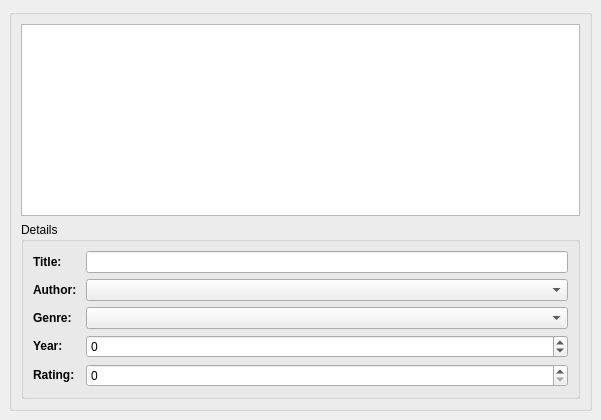
Old version of the form bookwindow.ui in the repository cpyarger/bfp-c.
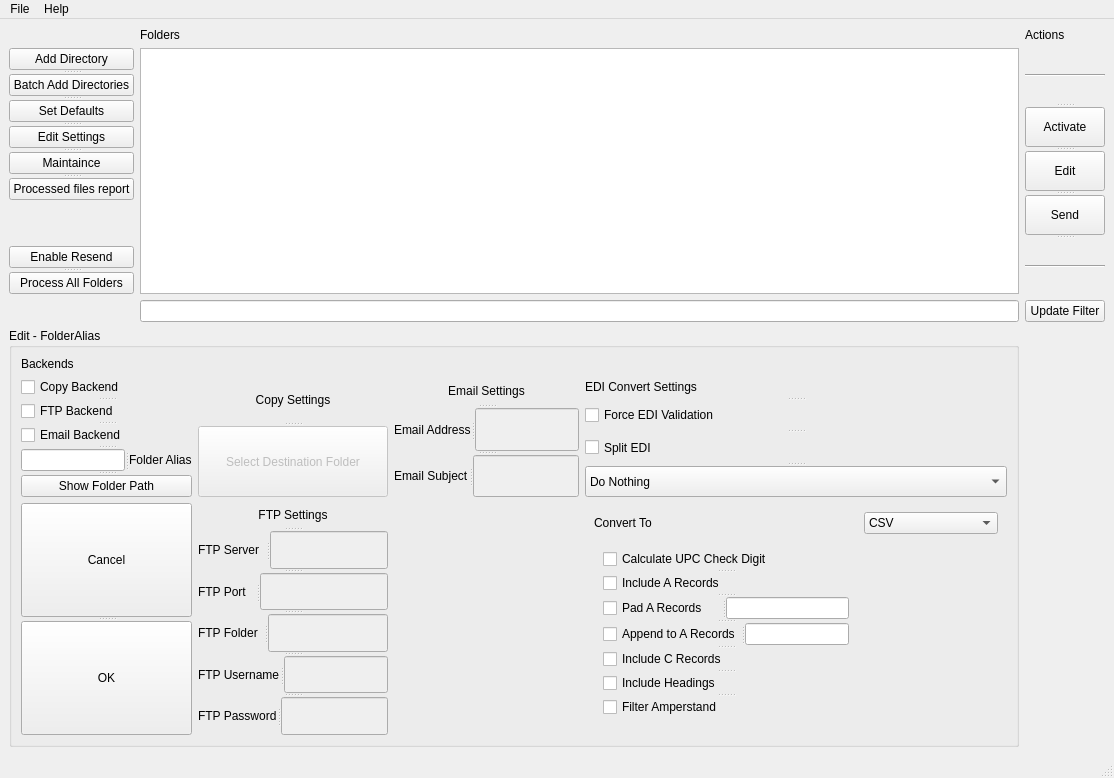
New version of the form. The open tabs and pages were chosen to show the change.

What changed in the file:
```diff
--- a/bookwindow.ui
+++ b/bookwindow.ui
@@ -6,151 +6,809 @@
    <rect>
     <x>0</x>
     <y>0</y>
-    <width>601</width>
-    <height>420</height>
+    <width>1112</width>
+    <height>703</height>
    </rect>
   </property>
+  <property name="sizePolicy">
+   <sizepolicy hsizetype="MinimumExpanding" vsizetype="MinimumExpanding">
+    <horstretch>0</horstretch>
+    <verstretch>0</verstretch>
+   </sizepolicy>
+  </property>
   <property name="windowTitle">
    <string>Books</string>
   </property>
-  <widget class="QWidget" name="centralWidget">
-   <layout class="QVBoxLayout">
-    <property name="spacing">
-     <number>6</number>
-    </property>
-    <property name="leftMargin">
-     <number>9</number>
-    </property>
-    <property name="topMargin">
-     <number>9</number>
-    </property>
-    <property name="rightMargin">
-     <number>9</number>
-    </property>
-    <property name="bottomMargin">
-     <number>9</number>
-    </property>
-    <item>
+  <widget class="QWidget" name="centralwidget">
+   <property name="sizePolicy">
+    <sizepolicy hsizetype="MinimumExpanding" vsizetype="MinimumExpanding">
+     <horstretch>0</horstretch>
+     <verstretch>0</verstretch>
+    </sizepolicy>
+   </property>
+   <layout class="QGridLayout" name="gridLayout">
+    <item row="0" column="1">
+     <widget class="QLabel" name="label">
+      <property name="text">
+       <string>Folders</string>
+      </property>
+     </widget>
+    </item>
+    <item row="0" column="2">
+     <widget class="QLabel" name="label_actions">
+      <property name="text">
+       <string>Actions</string>
+      </property>
+     </widget>
+    </item>
+    <item row="1" column="0">
+     <layout class="QVBoxLayout" name="verticalLayout">
+      <item>
+       <widget class="QSplitter" name="splitter">
+        <property name="orientation">
+         <enum>Qt::Vertical</enum>
+        </property>
+        <widget class="QPushButton" name="btn_add_directory">
+         <property name="text">
+          <string>Add Directory</string>
+         </property>
+        </widget>
+        <widget class="QPushButton" name="btn_batch_add_directories">
+         <property name="text">
+          <string>Batch Add Directories</string>
+         </property>
+        </widget>
+        <widget class="QPushButton" name="btn_set_defaults">
+         <property name="text">
+          <string>Set Defaults</string>
+         </property>
+        </widget>
+        <widget class="QPushButton" name="btn_edit_settings">
+         <property name="text">
+          <string>Edit Settings</string>
+         </property>
+        </widget>
+        <widget class="QPushButton" name="btn_maintaince">
+         <property name="text">
+          <string>Maintaince</string>
+         </property>
+        </widget>
+        <widget class="QPushButton" name="btn_processed_file_report">
+         <property name="text">
+          <string>Processed files report</string>
+         </property>
+        </widget>
+       </widget>
+      </item>
+      <item>
+       <spacer name="verticalSpacer_2">
+        <property name="orientation">
+         <enum>Qt::Vertical</enum>
+        </property>
+        <property name="sizeHint" stdset="0">
+         <size>
+          <width>20</width>
+          <height>40</height>
+         </size>
+        </property>
+       </spacer>
+      </item>
+      <item>
+       <widget class="QSplitter" name="splitter_2">
+        <property name="orientation">
+         <enum>Qt::Vertical</enum>
+        </property>
+        <widget class="QPushButton" name="btn_enable_resend">
+         <property name="text">
+          <string>Enable Resend</string>
+         </property>
+        </widget>
+        <widget class="QPushButton" name="btn_process_all_folders">
+         <property name="text">
+          <string>Process All Folders</string>
+         </property>
+        </widget>
+       </widget>
+      </item>
+     </layout>
+    </item>
+    <item row="1" column="1">
+     <widget class="QTableView" name="TableView">
+      <property name="sizeAdjustPolicy">
+       <enum>QAbstractScrollArea::AdjustToContents</enum>
+      </property>
+     </widget>
+    </item>
+    <item row="1" column="2">
+     <widget class="QSplitter" name="splitter_3">
+      <property name="orientation">
+       <enum>Qt::Vertical</enum>
+      </property>
+      <widget class="Line" name="line_2">
+       <property name="orientation">
+        <enum>Qt::Horizontal</enum>
+       </property>
+      </widget>
+      <widget class="QPushButton" name="btn_act_activate">
+       <property name="sizePolicy">
+        <sizepolicy hsizetype="Minimum" vsizetype="Fixed">
+         <horstretch>0</horstretch>
+         <verstretch>0</verstretch>
+        </sizepolicy>
+       </property>
+       <property name="baseSize">
+        <size>
+         <width>0</width>
+         <height>80</height>
+        </size>
+       </property>
+       <property name="text">
+        <string>Activate</string>
+       </property>
+      </widget>
+      <widget class="QPushButton" name="btn_act_edit">
+       <property name="sizePolicy">
+        <sizepolicy hsizetype="Minimum" vsizetype="Fixed">
+         <horstretch>0</horstretch>
+         <verstretch>0</verstretch>
+        </sizepolicy>
+       </property>
+       <property name="baseSize">
+        <size>
+         <width>0</width>
+         <height>80</height>
+        </size>
+       </property>
+       <property name="text">
+        <string>Edit</string>
+       </property>
+      </widget>
+      <widget class="QPushButton" name="btn_act_send">
+       <property name="sizePolicy">
+        <sizepolicy hsizetype="Minimum" vsizetype="Fixed">
+         <horstretch>0</horstretch>
+         <verstretch>0</verstretch>
+        </sizepolicy>
+       </property>
+       <property name="baseSize">
+        <size>
+         <width>0</width>
+         <height>80</height>
+        </size>
+       </property>
+       <property name="text">
+        <string>Send</string>
+       </property>
+      </widget>
+      <widget class="Line" name="line">
+       <property name="orientation">
+        <enum>Qt::Horizontal</enum>
+       </property>
+      </widget>
+     </widget>
+    </item>
+    <item row="2" column="1">
+     <widget class="QLineEdit" name="line_filter"/>
+    </item>
+    <item row="2" column="2">
+     <widget class="QPushButton" name="btn_update_filter">
+      <property name="text">
+       <string>Update Filter</string>
+      </property>
+     </widget>
+    </item>
+    <item row="3" column="0" colspan="2">
      <widget class="QGroupBox" name="groupBox">
+      <property name="enabled">
+       <bool>true</bool>
+      </property>
+      <property name="sizePolicy">
+       <sizepolicy hsizetype="MinimumExpanding" vsizetype="MinimumExpanding">
+        <horstretch>0</horstretch>
+        <verstretch>0</verstretch>
+       </sizepolicy>
+      </property>
       <property name="title">
-       <string/>
+       <string>Edit - FolderAlias</string>
       </property>
-      <layout class="QVBoxLayout">
-       <property name="spacing">
-        <number>6</number>
-       </property>
-       <property name="leftMargin">
-        <number>9</number>
-       </property>
-       <property name="topMargin">
-        <number>9</number>
-       </property>
-       <property name="rightMargin">
-        <number>9</number>
-       </property>
-       <property name="bottomMargin">
-        <number>9</number>
-       </property>
-       <item>
-        <widget class="QTableView" name="bookTable">
-         <property name="selectionBehavior">
-          <enum>QAbstractItemView::SelectRows</enum>
-         </property>
-        </widget>
-       </item>
-       <item>
-        <widget class="QGroupBox" name="groupBox_2">
-         <property name="title">
-          <string>Details</string>
-         </property>
-         <layout class="QFormLayout">
-          <item row="0" column="0">
-           <widget class="QLabel" name="label_5">
+      <layout class="QGridLayout" name="gridLayout_2">
+       <item row="0" column="0">
+        <layout class="QGridLayout" name="SettingsLayout">
+         <item row="1" column="0">
+          <widget class="QSplitter" name="splitter_5">
+           <property name="sizePolicy">
+            <sizepolicy hsizetype="MinimumExpanding" vsizetype="MinimumExpanding">
+             <horstretch>0</horstretch>
+             <verstretch>0</verstretch>
+            </sizepolicy>
+           </property>
+           <property name="orientation">
+            <enum>Qt::Vertical</enum>
+           </property>
+           <widget class="QCheckBox" name="cb_copy_backend">
             <property name="text">
-             <string>&lt;b&gt;Title:&lt;/b&gt;</string>
+             <string>Copy Backend</string>
             </property>
            </widget>
-          </item>
-          <item row="0" column="1">
-           <widget class="QLineEdit" name="titleEdit">
-            <property name="enabled">
-             <bool>true</bool>
+           <widget class="QCheckBox" name="cb_ftp_backend">
+            <property name="text">
+             <string>FTP Backend</string>
             </property>
            </widget>
-          </item>
-          <item row="1" column="0">
-           <widget class="QLabel" name="label_2">
+           <widget class="QCheckBox" name="cb_email_backend">
             <property name="text">
-             <string>&lt;b&gt;Author: &lt;/b&gt;</string>
+             <string>Email Backend</string>
             </property>
            </widget>
-          </item>
-          <item row="1" column="1">
-           <widget class="QComboBox" name="authorEdit">
-            <property name="enabled">
-             <bool>true</bool>
+           <widget class="QSplitter" name="splitter_4">
+            <property name="orientation">
+             <enum>Qt::Horizontal</enum>
             </property>
+            <widget class="QLineEdit" name="txt_folder_alias"/>
+            <widget class="QLabel" name="label_2">
+             <property name="text">
+              <string>Folder Alias</string>
+             </property>
+            </widget>
            </widget>
-          </item>
-          <item row="2" column="0">
-           <widget class="QLabel" name="label_3">
+           <widget class="QPushButton" name="pushButton">
             <property name="text">
-             <string>&lt;b&gt;Genre:&lt;/b&gt;</string>
+             <string>Show Folder Path</string>
             </property>
            </widget>
-          </item>
-          <item row="2" column="1">
-           <widget class="QComboBox" name="genreEdit">
-            <property name="enabled">
-             <bool>true</bool>
-            </property>
-           </widget>
-          </item>
-          <item row="3" column="0">
+          </widget>
+         </item>
+         <item row="1" column="1">
+          <widget class="QSplitter" name="splitter_6">
+           <property name="orientation">
+            <enum>Qt::Vertical</enum>
+           </property>
            <widget class="QLabel" name="label_4">
+            <property name="sizePolicy">
+             <sizepolicy hsizetype="MinimumExpanding" vsizetype="Preferred">
+              <horstretch>0</horstretch>
+              <verstretch>0</verstretch>
+             </sizepolicy>
+            </property>
             <property name="text">
-             <string>&lt;b&gt;Year:&lt;/b&gt;</string>
+             <string>Copy Settings</string>
+            </property>
+            <property name="alignment">
+             <set>Qt::AlignCenter</set>
             </property>
            </widget>
-          </item>
-          <item row="3" column="1">
-           <widget class="QSpinBox" name="yearEdit">
+           <widget class="QPushButton" name="btn_c_set_sel_dest_folder">
             <property name="enabled">
-             <bool>true</bool>
+             <bool>false</bool>
             </property>
-            <property name="prefix">
-             <string/>
+            <property name="sizePolicy">
+             <sizepolicy hsizetype="Minimum" vsizetype="Minimum">
+              <horstretch>0</horstretch>
+              <verstretch>0</verstretch>
+             </sizepolicy>
             </property>
-            <property name="minimum">
-             <number>-1000</number>
+            <property name="text">
+             <string>Select Destination Folder</string>
             </property>
-            <property name="maximum">
-             <number>2100</number>
+           </widget>
+          </widget>
+         </item>
+         <item row="2" column="1">
+          <widget class="QSplitter" name="ftp_settings_splitter">
+           <property name="orientation">
+            <enum>Qt::Vertical</enum>
+           </property>
+           <widget class="QLabel" name="label_5">
+            <property name="text">
+             <string>FTP Settings</string>
             </property>
+            <property name="alignment">
+             <set>Qt::AlignCenter</set>
+            </property>
            </widget>
-          </item>
-          <item row="4" column="0">
-           <widget class="QLabel" name="label">
+           <widget class="QSplitter" name="splitter_7">
+            <property name="orientation">
+             <enum>Qt::Horizontal</enum>
+            </property>
+            <widget class="QLabel" name="label_8">
+             <property name="text">
+              <string>FTP Server</string>
+             </property>
+            </widget>
+            <widget class="QLineEdit" name="txt_ftp_server">
+             <property name="enabled">
+              <bool>false</bool>
+             </property>
+             <property name="sizePolicy">
+              <sizepolicy hsizetype="Expanding" vsizetype="Minimum">
+               <horstretch>0</horstretch>
+               <verstretch>0</verstretch>
+              </sizepolicy>
+             </property>
+            </widget>
+           </widget>
+           <widget class="QSplitter" name="splitter_8">
+            <property name="orientation">
+             <enum>Qt::Horizontal</enum>
+            </property>
+            <widget class="QLabel" name="label_9">
+             <property name="text">
+              <string>FTP Port</string>
+             </property>
+            </widget>
+            <widget class="QLineEdit" name="txt_ftp_port">
+             <property name="enabled">
+              <bool>false</bool>
+             </property>
+             <property name="sizePolicy">
+              <sizepolicy hsizetype="Expanding" vsizetype="Minimum">
+               <horstretch>0</horstretch>
+               <verstretch>0</verstretch>
+              </sizepolicy>
+             </property>
+            </widget>
+           </widget>
+           <widget class="QSplitter" name="splitter_9">
+            <property name="orientation">
+             <enum>Qt::Horizontal</enum>
+            </property>
+            <widget class="QLabel" name="label_10">
+             <property name="text">
+              <string>FTP Folder</string>
+             </property>
+            </widget>
+            <widget class="QLineEdit" name="txt_ftp_folder">
+             <property name="enabled">
+              <bool>false</bool>
+             </property>
+             <property name="sizePolicy">
+              <sizepolicy hsizetype="Expanding" vsizetype="Minimum">
+               <horstretch>0</horstretch>
+               <verstretch>0</verstretch>
+              </sizepolicy>
+             </property>
+            </widget>
+           </widget>
+           <widget class="QSplitter" name="splitter_10">
+            <property name="orientation">
+             <enum>Qt::Horizontal</enum>
+            </property>
+            <widget class="QLabel" name="label_11">
+             <property name="text">
+              <string>FTP Username</string>
+             </property>
+            </widget>
+            <widget class="QLineEdit" name="txt_ftp_username">
+             <property name="enabled">
+              <bool>false</bool>
+             </property>
+             <property name="sizePolicy">
+              <sizepolicy hsizetype="Expanding" vsizetype="Minimum">
+               <horstretch>0</horstretch>
+               <verstretch>0</verstretch>
+              </sizepolicy>
+             </property>
+            </widget>
+           </widget>
+           <widget class="QSplitter" name="splitter_11">
+            <property name="orientation">
+             <enum>Qt::Horizontal</enum>
+            </property>
+            <widget class="QLabel" name="label_12">
+             <property name="text">
+              <string>FTP Password</string>
+             </property>
+            </widget>
+            <widget class="QLineEdit" name="txt_ftp_password">
+             <property name="enabled">
+              <bool>false</bool>
+             </property>
+             <property name="sizePolicy">
+              <sizepolicy hsizetype="Expanding" vsizetype="Minimum">
+               <horstretch>0</horstretch>
+               <verstretch>0</verstretch>
+              </sizepolicy>
+             </property>
+            </widget>
+           </widget>
+          </widget>
+         </item>
+         <item row="1" column="2">
+          <widget class="QSplitter" name="split_email_settings">
+           <property name="orientation">
+            <enum>Qt::Vertical</enum>
+           </property>
+           <widget class="QLabel" name="label_6">
             <property name="text">
-             <string>&lt;b&gt;Rating:&lt;/b&gt;</string>
+             <string>Email Settings</string>
             </property>
+            <property name="alignment">
+             <set>Qt::AlignCenter</set>
+            </property>
            </widget>
-          </item>
-          <item row="4" column="1">
-           <widget class="QSpinBox" name="ratingEdit">
-            <property name="maximum">
-             <number>5</number>
+           <widget class="QSplitter" name="splitter_12">
+            <property name="orientation">
+             <enum>Qt::Horizontal</enum>
             </property>
+            <widget class="QLabel" name="label_13">
+             <property name="text">
+              <string>Email Address</string>
+             </property>
+            </widget>
+            <widget class="QLineEdit" name="txt_email_address">
+             <property name="enabled">
+              <bool>false</bool>
+             </property>
+             <property name="sizePolicy">
+              <sizepolicy hsizetype="Expanding" vsizetype="Minimum">
+               <horstretch>0</horstretch>
+               <verstretch>0</verstretch>
+              </sizepolicy>
+             </property>
+            </widget>
            </widget>
-          </item>
-         </layout>
-        </widget>
+           <widget class="QSplitter" name="splitter_13">
+            <property name="orientation">
+             <enum>Qt::Horizontal</enum>
+            </property>
+            <widget class="QLabel" name="label_14">
+             <property name="text">
+              <string>Email Subject</string>
+             </property>
+            </widget>
+            <widget class="QLineEdit" name="txt_email_subject">
+             <property name="enabled">
+              <bool>false</bool>
+             </property>
+             <property name="sizePolicy">
+              <sizepolicy hsizetype="Expanding" vsizetype="Minimum">
+               <horstretch>0</horstretch>
+               <verstretch>0</verstretch>
+              </sizepolicy>
+             </property>
+            </widget>
+           </widget>
+          </widget>
+         </item>
+         <item row="1" column="3">
+          <widget class="QSplitter" name="split_edi_settings">
+           <property name="orientation">
+            <enum>Qt::Vertical</enum>
+           </property>
+           <widget class="QLabel" name="label_7">
+            <property name="text">
+             <string>EDI Convert Settings</string>
+            </property>
+           </widget>
+           <widget class="QCheckBox" name="checkBox_4">
+            <property name="text">
+             <string>Force EDI Validation</string>
+            </property>
+           </widget>
+           <widget class="QCheckBox" name="checkBox_5">
+            <property name="text">
+             <string>Split EDI</string>
+            </property>
+           </widget>
+           <widget class="QComboBox" name="cb_edi_action">
+            <item>
+             <property name="text">
+              <string>Do Nothing</string>
+             </property>
+            </item>
+            <item>
+             <property name="text">
+              <string>Convert EDI</string>
+             </property>
+            </item>
+            <item>
+             <property name="text">
+              <string>Tweak EDI</string>
+             </property>
+            </item>
+           </widget>
+          </widget>
+         </item>
+         <item row="0" column="0">
+          <widget class="QLabel" name="label_3">
+           <property name="text">
+            <string>Backends</string>
+           </property>
+          </widget>
+         </item>
+         <item row="2" column="0">
+          <widget class="QSplitter" name="splitter_16">
+           <property name="orientation">
+            <enum>Qt::Vertical</enum>
+           </property>
+           <widget class="QPushButton" name="btn_edit_cancel">
+            <property name="sizePolicy">
+             <sizepolicy hsizetype="Minimum" vsizetype="Minimum">
+              <horstretch>0</horstretch>
+              <verstretch>0</verstretch>
+             </sizepolicy>
+            </property>
+            <property name="text">
+             <string>Cancel</string>
+            </property>
+           </widget>
+           <widget class="QPushButton" name="btn_edit_ok">
+            <property name="sizePolicy">
+             <sizepolicy hsizetype="Minimum" vsizetype="Minimum">
+              <horstretch>0</horstretch>
+              <verstretch>0</verstretch>
+             </sizepolicy>
+            </property>
+            <property name="text">
+             <string>OK</string>
+            </property>
+           </widget>
+          </widget>
+         </item>
+         <item row="2" column="3">
+          <widget class="QStackedWidget" name="sw_edi_action">
+           <property name="sizePolicy">
+            <sizepolicy hsizetype="MinimumExpanding" vsizetype="MinimumExpanding">
+             <horstretch>0</horstretch>
+             <verstretch>0</verstretch>
+            </sizepolicy>
+           </property>
+           <property name="currentIndex">
+            <number>0</number>
+           </property>
+           <widget class="QWidget" name="DoNothing"/>
+           <widget class="QWidget" name="ConvertEDI">
+            <layout class="QFormLayout" name="formLayout_4">
+             <item row="1" column="0">
+              <widget class="QStackedWidget" name="sw_convert">
+               <property name="sizePolicy">
+                <sizepolicy hsizetype="Preferred" vsizetype="Preferred">
+                 <horstretch>2</horstretch>
+                 <verstretch>0</verstretch>
+                </sizepolicy>
+               </property>
+               <property name="currentIndex">
+                <number>0</number>
+               </property>
+               <widget class="QWidget" name="CSV">
+                <layout class="QFormLayout" name="formLayout_3">
+                 <item row="0" column="0">
+                  <widget class="QSplitter" name="splitter_25">
+                   <property name="orientation">
+                    <enum>Qt::Vertical</enum>
+                   </property>
+                   <widget class="QCheckBox" name="checkBox">
+                    <property name="text">
+                     <string>Calculate UPC Check Digit</string>
+                    </property>
+                   </widget>
+                   <widget class="QCheckBox" name="checkBox_3">
+                    <property name="text">
+                     <string>Include A Records</string>
+                    </property>
+                   </widget>
+                   <widget class="QSplitter" name="split_pad_a_records">
+                    <property name="orientation">
+                     <enum>Qt::Horizontal</enum>
+                    </property>
+                    <widget class="QCheckBox" name="cb_pad_a_records">
+                     <property name="text">
+                      <string>Pad A Records</string>
+                     </property>
+                    </widget>
+                    <widget class="QLineEdit" name="txt_pad_a_records"/>
+                   </widget>
+                   <widget class="QSplitter" name="split_append_a_records">
+                    <property name="orientation">
+                     <enum>Qt::Horizontal</enum>
+                    </property>
+                    <widget class="QCheckBox" name="cb_append_a_records">
+                     <property name="text">
+                      <string>Append to A Records</string>
+                     </property>
+                    </widget>
+                    <widget class="QLineEdit" name="txt_append_a_records"/>
+                   </widget>
+                   <widget class="QCheckBox" name="checkBox_6">
+                    <property name="text">
+                     <string>Include C Records</string>
+                    </property>
+                   </widget>
+                   <widget class="QCheckBox" name="checkBox_12">
+                    <property name="text">
+                     <string>Include Headings</string>
+                    </property>
+                   </widget>
+                   <widget class="QCheckBox" name="checkBox_13">
+                    <property name="text">
+                     <string>Filter Amperstand</string>
+                    </property>
+                   </widget>
+                  </widget>
+                 </item>
+                </layout>
+               </widget>
+               <widget class="QWidget" name="ScannerWare_2">
+                <layout class="QFormLayout" name="formLayout_2">
+                 <item row="1" column="0">
+                  <widget class="QSplitter" name="split_append_a_records_2">
+                   <property name="orientation">
+                    <enum>Qt::Horizontal</enum>
+                   </property>
+                   <widget class="QCheckBox" name="cb_append_a_records_2">
+                    <property name="text">
+                     <string>Append to A Records</string>
+                    </property>
+                   </widget>
+                   <widget class="QLineEdit" name="txt_append_a_records_2"/>
+                  </widget>
+                 </item>
+                 <item row="0" column="0">
+                  <widget class="QSplitter" name="splitter_14">
+                   <property name="orientation">
+                    <enum>Qt::Horizontal</enum>
+                   </property>
+                   <widget class="QCheckBox" name="cb_pad_a_records_2">
+                    <property name="text">
+                     <string>Pad A Records</string>
+                    </property>
+                   </widget>
+                   <widget class="QLineEdit" name="txt_pad_a_records_2"/>
+                  </widget>
+                 </item>
+                </layout>
+               </widget>
+               <widget class="QWidget" name="ScanSheetTypeA">
+                <layout class="QFormLayout" name="formLayout">
+                 <item row="0" column="0">
+                  <widget class="QSplitter" name="split_append_a_records_3">
+                   <property name="orientation">
+                    <enum>Qt::Horizontal</enum>
+                   </property>
+                   <widget class="QCheckBox" name="cb_append_a_records_3">
+                    <property name="text">
+                     <string>Append to A Records</string>
+                    </property>
+                   </widget>
+                   <widget class="QLineEdit" name="txt_append_a_records_3"/>
+                  </widget>
+                 </item>
+                </layout>
+               </widget>
+              </widget>
+             </item>
+             <item row="0" column="0">
+              <widget class="QLabel" name="convertToLabel">
+               <property name="text">
+                <string>Convert To</string>
+               </property>
+              </widget>
+             </item>
+             <item row="0" column="1">
+              <widget class="QComboBox" name="convertToComboBox">
+               <property name="sizePolicy">
+                <sizepolicy hsizetype="MinimumExpanding" vsizetype="Fixed">
+                 <horstretch>0</horstretch>
+                 <verstretch>0</verstretch>
+                </sizepolicy>
+               </property>
+               <property name="minimumSize">
+                <size>
+                 <width>100</width>
+                 <height>0</height>
+                </size>
+               </property>
+               <item>
+                <property name="text">
+                 <string>CSV</string>
+                </property>
+               </item>
+               <item>
+                <property name="text">
+                 <string>Scanner Ware</string>
+                </property>
+               </item>
+               <item>
+                <property name="text">
+                 <string>Scan Sheet Type A</string>
+                </property>
+               </item>
+              </widget>
+             </item>
+            </layout>
+           </widget>
+           <widget class="QWidget" name="TweakEDI">
+            <layout class="QGridLayout" name="gridLayout_5">
+             <item row="0" column="0">
+              <widget class="QSplitter" name="splitter_23">
+               <property name="orientation">
+                <enum>Qt::Vertical</enum>
+               </property>
+               <widget class="QCheckBox" name="checkBox_7">
+                <property name="text">
+                 <string>Calculate UPC Check Digit</string>
+                </property>
+               </widget>
+               <widget class="QSplitter" name="splitter_20">
+                <property name="orientation">
+                 <enum>Qt::Horizontal</enum>
+                </property>
+                <widget class="QCheckBox" name="checkBox_8">
+                 <property name="text">
+                  <string>Pad &quot;A&quot; Records</string>
+                 </property>
+                </widget>
+                <widget class="QLineEdit" name="lineEdit"/>
+               </widget>
+               <widget class="QSplitter" name="splitter_21">
+                <property name="orientation">
+                 <enum>Qt::Horizontal</enum>
+                </property>
+                <widget class="QCheckBox" name="checkBox_11">
+                 <property name="text">
+                  <string>Append &quot;A&quot; Records (series 2k)</string>
+                 </property>
+                </widget>
+                <widget class="QLineEdit" name="lineEdit_3"/>
+               </widget>
+               <widget class="QCheckBox" name="checkBox_10">
+                <property name="text">
+                 <string>Force .txt file extention</string>
+                </property>
+               </widget>
+               <widget class="QSplitter" name="splitter_22">
+                <property name="orientation">
+                 <enum>Qt::Horizontal</enum>
+                </property>
+                <widget class="QLabel" name="label_16">
+                 <property name="text">
+                  <string>invoice offset days</string>
+                 </property>
+                </widget>
+                <widget class="QSpinBox" name="spinBox"/>
+               </widget>
+              </widget>
+             </item>
+            </layout>
+           </widget>
+          </widget>
+         </item>
+        </layout>
        </item>
       </layout>
      </widget>
     </item>
    </layout>
   </widget>
+  <widget class="QMenuBar" name="menubar">
+   <property name="geometry">
+    <rect>
+     <x>0</x>
+     <y>0</y>
+     <width>1112</width>
+     <height>21</height>
+    </rect>
+   </property>
+   <widget class="QMenu" name="menuFile">
+    <property name="title">
+     <string>File</string>
+    </property>
+    <addaction name="actionQuit"/>
+   </widget>
+   <widget class="QMenu" name="menuHelp">
+    <property name="title">
+     <string>Help</string>
+    </property>
+   </widget>
+   <addaction name="menuFile"/>
+   <addaction name="menuHelp"/>
+  </widget>
+  <widget class="QStatusBar" name="statusbar"/>
+  <action name="actionQuit">
+   <property name="text">
+    <string>Quit</string>
+   </property>
+  </action>
  </widget>
  <tabstops>
   <tabstop>bookTable</tabstop>
```
Left out of the diff: 236 changed lines with no effect on the pictures.
